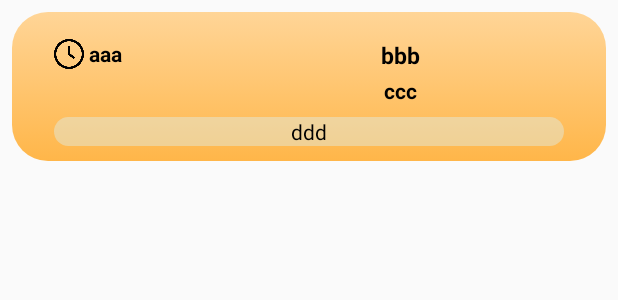
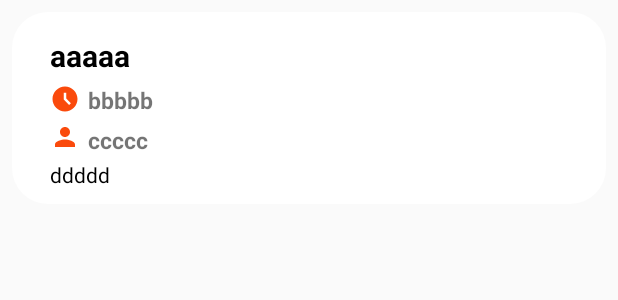
Before and after one commit to BitokBitjob/bitok-app, an Android app: the layout list_item.xml on its own in the app's theme, with its tools: preview values and no code run, on a phone screen of 412 x 824 dp. Shown: the top 300 px of the screen. Run offline under Robolectric (Android 15) with nearby library versions, the phone set to English and light mode, and no system bars.

Commit message:
change event list layout and colore

```diff
--- a/app/src/main/java/com/example/bitjobapk/ui/main/MyAdapter.kt
+++ b/app/src/main/java/com/example/bitjobapk/ui/main/MyAdapter.kt
@@ -42,8 +42,8 @@ class MyAdapter () :
     class MyViewHolder(itemView : View) : RecyclerView.ViewHolder(itemView){
 
         val titleImage : ImageView = itemView.findViewById(R.id.clockimageView)
-        val time : TextView = itemView.findViewById(R.id.listtextview1)
-        val title : TextView = itemView.findViewById(R.id.listtextview2)
+        val time : TextView = itemView.findViewById(R.id.listtextview2)
+        val title : TextView = itemView.findViewById(R.id.listtextview1)
         val name : TextView = itemView.findViewById(R.id.listtextview3)
         val description : TextView = itemView.findViewById(R.id.listtextview4)
 
--- a/app/src/main/res/drawable/bottom_nav_colors.xml
+++ b/app/src/main/res/drawable/bottom_nav_colors.xml
@@ -1,8 +1,8 @@
 <?xml version="1.0" encoding="utf-8"?>
 <selector xmlns:android="http://schemas.android.com/apk/res/android">
 
-    <item android:color="#fff" android:state_checked="true" />
+    <item android:color="#fa4a0c" android:state_checked="true" />
 
-    <item android:color="#FFC97A" android:state_checked="false" />
+    <item android:color="#AEAEAE" android:state_checked="false" />
 
 </selector>
--- a/app/src/main/res/drawable/corner_text.xml
+++ b/app/src/main/res/drawable/corner_text.xml
@@ -1,9 +1,9 @@
 <?xml version="1.0" encoding="utf-8"?>
 <shape xmlns:android="http://schemas.android.com/apk/res/android" android:shape="rectangle">
 
-    <solid android:color="#6BDBF0F3"/>
-    <corners android:bottomLeftRadius="30dp" android:bottomRightRadius="30dp"
-        android:topLeftRadius="30dp"  android:topRightRadius="30dp"/>
+    <solid android:color="#6B8C8C8C"/>
+    <corners android:bottomLeftRadius="15dp" android:bottomRightRadius="15dp"
+        android:topLeftRadius="15dp"  android:topRightRadius="15dp"/>
 
 
 
--- a/app/src/main/res/drawable/ic_event.xml
+++ b/app/src/main/res/drawable/ic_event.xml
@@ -1,4 +1,4 @@
-<vector android:height="24dp" android:tint="#FFFFFF"
+<vector android:height="24dp" android:tint="#fa4a0c"
     android:viewportHeight="24" android:viewportWidth="24"
     android:width="24dp" xmlns:android="http://schemas.android.com/apk/res/android">
     <path android:fillColor="@android:color/white" android:pathData="M17,12h-5v5h5v-5zM16,1v2L8,3L8,1L6,1v2L5,3c-1.11,0 -1.99,0.9 -1.99,2L3,19c0,1.1 0.89,2 2,2h14c1.1,0 2,-0.9 2,-2L21,5c0,-1.1 -0.9,-2 -2,-2h-1L18,1h-2zM19,19L5,19L5,8h14v11z"/>
--- a/app/src/main/res/drawable/ic_profile.xml
+++ b/app/src/main/res/drawable/ic_profile.xml
@@ -1,4 +1,4 @@
-<vector android:height="24dp" android:tint="#FFFFFF"
+<vector android:height="24dp" android:tint="#fa4a0c"
     android:viewportHeight="24" android:viewportWidth="24"
     android:width="24dp" xmlns:android="http://schemas.android.com/apk/res/android">
     <path android:fillColor="@android:color/white" android:pathData="M12,5.9c1.16,0 2.1,0.94 2.1,2.1s-0.94,2.1 -2.1,2.1S9.9,9.16 9.9,8s0.94,-2.1 2.1,-2.1m0,9c2.97,0 6.1,1.46 6.1,2.1v1.1L5.9,18.1L5.9,17c0,-0.64 3.13,-2.1 6.1,-2.1M12,4C9.79,4 8,5.79 8,8s1.79,4 4,4 4,-1.79 4,-4 -1.79,-4 -4,-4zM12,13c-2.67,0 -8,1.34 -8,4v3h16v-3c0,-2.66 -5.33,-4 -8,-4z"/>
--- a/app/src/main/res/drawable/ic_registered_event.xml
+++ b/app/src/main/res/drawable/ic_registered_event.xml
@@ -1,4 +1,4 @@
-<vector android:height="24dp" android:tint="#FFFFFF"
+<vector android:height="24dp" android:tint="#fa4a0c"
     android:viewportHeight="24" android:viewportWidth="24"
     android:width="24dp" xmlns:android="http://schemas.android.com/apk/res/android">
     <path android:fillColor="@android:color/white" android:pathData="M16.53,11.06L15.47,10l-4.88,4.88 -2.12,-2.12 -1.06,1.06L10.59,17l5.94,-5.94zM19,3h-1L18,1h-2v2L8,3L8,1L6,1v2L5,3c-1.11,0 -1.99,0.9 -1.99,2L3,19c0,1.1 0.89,2 2,2h14c1.1,0 2,-0.9 2,-2L21,5c0,-1.1 -0.9,-2 -2,-2zM19,19L5,19L5,8h14v11z"/>
--- /dev/null
+++ b/app/src/main/res/drawable/person.xml
@@ -0,0 +1,5 @@
+<vector android:height="24dp" android:tint="#FA4A0C"
+    android:viewportHeight="24" android:viewportWidth="24"
+    android:width="24dp" xmlns:android="http://schemas.android.com/apk/res/android">
+    <path android:fillColor="@android:color/white" android:pathData="M12,12c2.21,0 4,-1.79 4,-4s-1.79,-4 -4,-4 -4,1.79 -4,4 1.79,4 4,4zM12,14c-2.67,0 -8,1.34 -8,4v2h16v-2c0,-2.66 -5.33,-4 -8,-4z"/>
+</vector>
--- a/app/src/main/res/drawable/round_shape.xml
+++ b/app/src/main/res/drawable/round_shape.xml
@@ -6,8 +6,8 @@
         <shape android:shape="rectangle">
 
             <gradient
-                android:startColor="#FFD597"
-                android:endColor="#FFB649"
+                android:startColor="#FFFFFF"
+                android:endColor="#FFFFFF"
                 android:angle="270" />
 
             <corners android:radius="24dp"/>
--- /dev/null
+++ b/app/src/main/res/drawable/time.xml
@@ -0,0 +1,5 @@
+<vector android:height="24dp" android:tint="#FA4A0C"
+    android:viewportHeight="24" android:viewportWidth="24"
+    android:width="24dp" xmlns:android="http://schemas.android.com/apk/res/android">
+    <path android:fillColor="@android:color/white" android:pathData="M11.99,2C6.47,2 2,6.48 2,12s4.47,10 9.99,10C17.52,22 22,17.52 22,12S17.52,2 11.99,2zM15.29,16.71L11,12.41V7h2v4.59l3.71,3.71L15.29,16.71z"/>
+</vector>
--- a/app/src/main/res/layout/list_item.xml
+++ b/app/src/main/res/layout/list_item.xml
@@ -1,61 +1,92 @@
 <?xml version="1.0" encoding="utf-8"?>
 <androidx.constraintlayout.widget.ConstraintLayout xmlns:android="http://schemas.android.com/apk/res/android"
     xmlns:app="http://schemas.android.com/apk/res-auto"
+    xmlns:tools="http://schemas.android.com/tools"
     android:layout_width="match_parent"
     android:layout_height="wrap_content"
     android:layout_margin="8dp"
     android:background="@drawable/round_shape">
 
+<!--    <ImageView-->
+<!--        android:id="@+id/clockimageView"-->
+<!--        android:layout_width="20dp"-->
+<!--        android:layout_height="20dp"-->
+<!--        android:layout_margin="8dp"-->
+<!--        android:src="@drawable/time"-->
+<!--        app:layout_constraintStart_toStartOf="parent"-->
+<!--        app:layout_constraintTop_toTopOf="parent" />-->
+
+<!--    <TextView-->
+<!--        android:id="@+id/listtextview1"-->
+<!--        android:layout_width="100dp"-->
+<!--        android:layout_height="wrap_content"-->
+<!--        android:layout_marginStart="3dp"-->
+<!--        android:layout_marginTop="8dp"-->
+<!--        android:text="aaa"-->
+<!--        android:textColor="@color/black"-->
+<!--        android:textStyle="bold"-->
+<!--        app:layout_constraintStart_toEndOf="@+id/clockimageView"-->
+<!--        app:layout_constraintTop_toTopOf="parent" />-->
+
+
+
+
+
+
+    <TextView
+        android:id="@+id/listtextview1"
+        android:layout_width="0dp"
+        android:layout_height="wrap_content"
+        android:layout_margin="5dp"
+        android:gravity="center"
+        android:text="aaaaa"
+        android:textColor="@color/black"
+        android:textSize="20sp"
+        android:textStyle="bold"
+        app:layout_constraintStart_toStartOf="parent"
+        app:layout_constraintTop_toTopOf="parent" />
+
     <ImageView
         android:id="@+id/clockimageView"
         android:layout_width="20dp"
         android:layout_height="20dp"
-        android:layout_margin="8dp"
+        android:layout_margin="5dp"
         android:src="@drawable/time"
         app:layout_constraintStart_toStartOf="parent"
-        app:layout_constraintTop_toTopOf="parent" />
+        app:layout_constraintTop_toBottomOf="@+id/listtextview1" />
 
-    <TextView
-        android:id="@+id/listtextview1"
-        android:layout_width="100dp"
-        android:layout_height="wrap_content"
-        android:layout_marginStart="3dp"
-        android:layout_marginTop="8dp"
-        android:text="aaa"
-        android:textColor="@color/black"
-        android:textStyle="bold"
-        app:layout_constraintStart_toEndOf="@+id/clockimageView"
-        app:layout_constraintTop_toTopOf="parent" />
 
     <TextView
         android:id="@+id/listtextview2"
         android:layout_width="0dp"
         android:layout_height="wrap_content"
-        android:layout_marginStart="16dp"
-        android:layout_marginTop="8dp"
-        android:layout_marginEnd="25dp"
         android:gravity="center"
-        android:text="bbb"
-        android:textColor="@color/black"
-        android:textSize="15sp"
+        android:text="bbbbb"
+        android:textSize="15dp"
+        android:layout_margin="5dp"
         android:textStyle="bold"
-        app:layout_constraintEnd_toEndOf="parent"
-        app:layout_constraintStart_toEndOf="@+id/listtextview1"
-        app:layout_constraintTop_toTopOf="parent" />
+        app:layout_constraintStart_toEndOf="@+id/clockimageView"
+        app:layout_constraintTop_toBottomOf="@+id/listtextview1" />
+
+    <ImageView
+        android:id="@+id/personimageView"
+        android:layout_width="20dp"
+        android:layout_height="20dp"
+        android:layout_margin="5dp"
+        android:src="@drawable/person"
+        app:layout_constraintStart_toStartOf="parent"
+        app:layout_constraintTop_toBottomOf="@+id/clockimageView" />
 
     <TextView
         android:id="@+id/listtextview3"
         android:layout_width="0dp"
         android:layout_height="wrap_content"
-        android:layout_marginStart="16dp"
-        android:layout_marginTop="3dp"
-        android:layout_marginEnd="25dp"
+        android:layout_margin="5dp"
         android:gravity="center"
-        android:text="ccc"
-        android:textColor="@color/black"
+        android:text="ccccc"
+        android:textSize="15dp"
         android:textStyle="bold"
-        app:layout_constraintEnd_toEndOf="parent"
-        app:layout_constraintStart_toEndOf="@+id/listtextview1"
+        app:layout_constraintStart_toEndOf="@+id/personimageView"
         app:layout_constraintTop_toBottomOf="@+id/listtextview2" />
 
     <TextView
@@ -63,14 +94,12 @@
         android:layout_width="0dp"
         android:layout_height="wrap_content"
         android:layout_marginHorizontal="8dp"
-        android:layout_marginTop="8dp"
-        android:background="@drawable/corner_text"
+        android:layout_margin="5dp"
         android:gravity="center"
-        android:text="ddd"
+        android:text="ddddd"
         android:textColor="@color/black"
-        app:layout_constraintEnd_toEndOf="parent"
         app:layout_constraintStart_toStartOf="parent"
-        app:layout_constraintTop_toBottomOf="@+id/listtextview3" />
+        app:layout_constraintTop_toBottomOf="@+id/personimageView" />
 
 
 </androidx.constraintlayout.widget.ConstraintLayout>
```
Also changed, not shown: app/src/main/res/layout/activity_main.xml (+4 -4 lines), app/src/main/res/layout/fragment_event_list.xml (+30 -4 lines), app/src/main/res/drawable/time.png (deleted).
